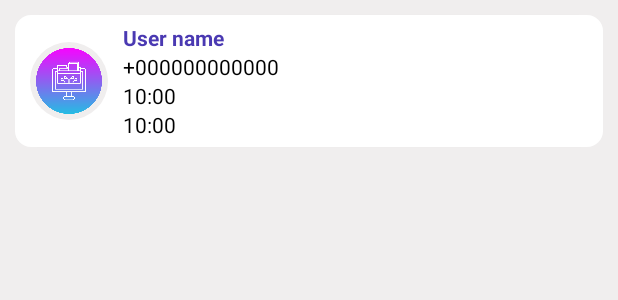
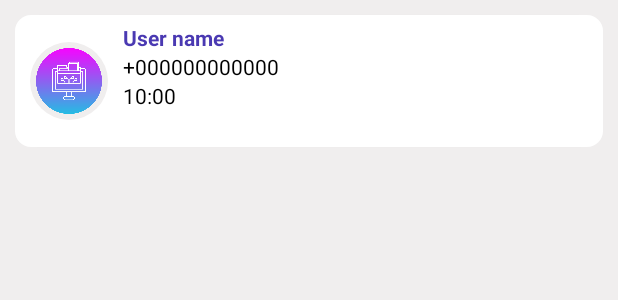
Before and after one commit to Hosni-Amine/EasyChat, an Android app: the layout recent_rereport_recycler_row.xml on its own in the app's theme, with its tools: preview values and no code run, on a phone screen of 412 x 824 dp. Shown: the top 300 px of the screen. Run offline under Robolectric (Android 15) with nearby library versions, the phone set to English and light mode, and no system bars.

Commit message:
statistics update

```diff
--- a/Android_Chat_Application-main/app/src/main/java/com/example/easychat/adapter/CRMReportRecyclerAdapter.java
+++ b/Android_Chat_Application-main/app/src/main/java/com/example/easychat/adapter/CRMReportRecyclerAdapter.java
@@ -58,6 +58,8 @@ public class CRMReportRecyclerAdapter extends FirestoreRecyclerAdapter<ReportMod
             holder.usernameText.setText(model.getActypeText());
             if(model.getUpdatetimestamp() != null){
                 holder.updateMessageTime.setText("Last update at "+model.getUpdatetimestamp());
+            }else{
+                holder.updateMessageTime.setText("No updates for the moment");
             }
             holder.itemView.setOnClickListener(v -> {
                 Intent intent = new Intent(context, CRMViewActivity.class);
--- a/Android_Chat_Application-main/app/src/main/res/layout/recent_rereport_recycler_row.xml
+++ b/Android_Chat_Application-main/app/src/main/res/layout/recent_rereport_recycler_row.xml
@@ -61,6 +61,7 @@
             android:layout_alignParentEnd="true"
             android:layout_marginEnd="10dp"
             android:textColor="@color/black"
+            android:visibility="invisible"
             android:id="@+id/last_message_update_text"/>
     </LinearLayout>
 </LinearLayout>
```
